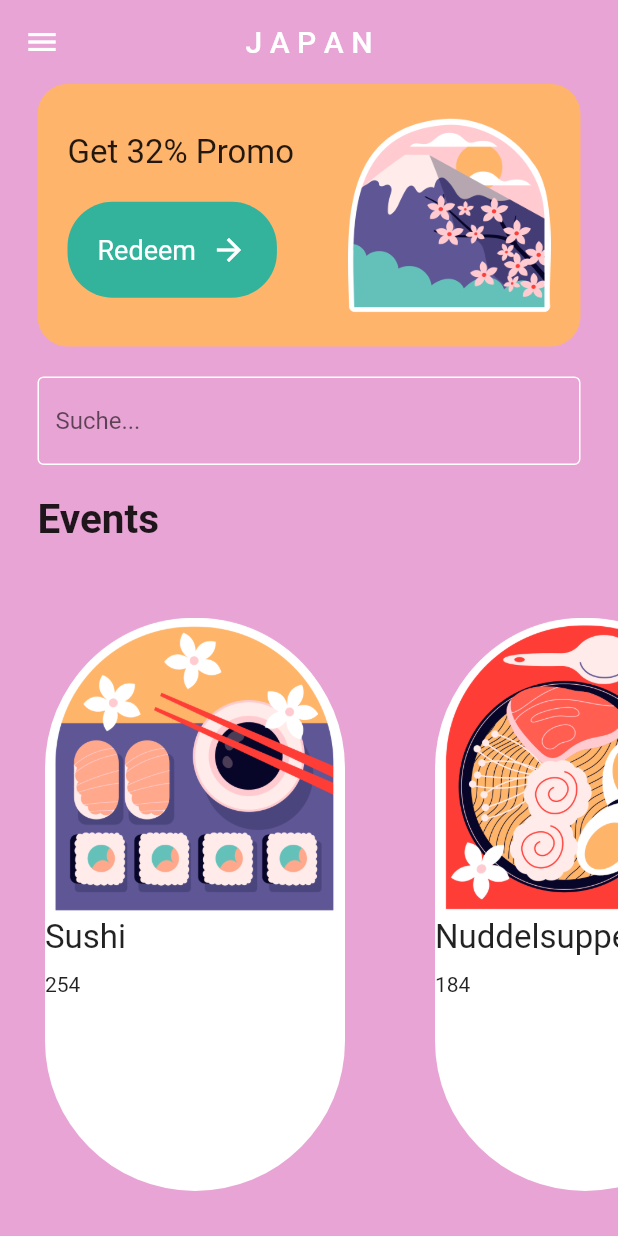
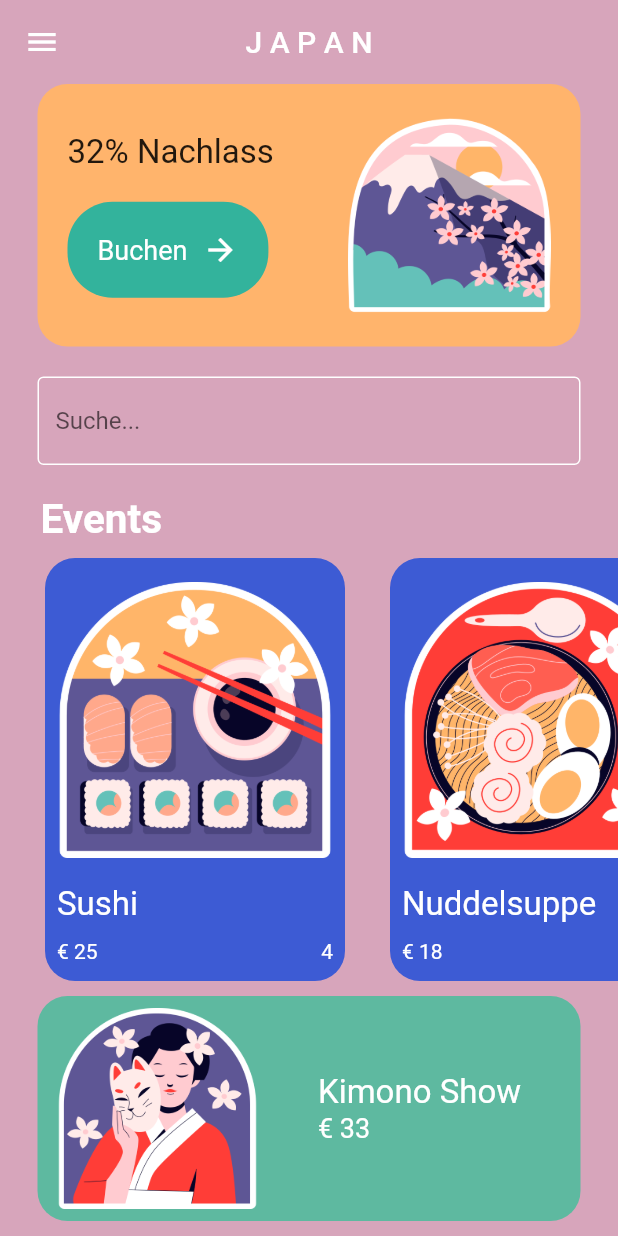
Before and after one commit to Rusbeh/japan_app, a Flutter app: the screen it shows after launch, after a tap on "Reise starten!", on a phone screen of 412 x 824 dp. Run offline on Flutter 3.47's test engine with Material 2 defaults, Android fonts, the phone set to English and light mode, and no system bars; our stand-ins replace google_fonts.

Commit message:
alternatives tile

```diff
--- a/lib/components/activity_tile.dart
+++ b/lib/components/activity_tile.dart
@@ -2,42 +2,59 @@ import 'package:app_1/modules/activity.dart';
 import 'package:flutter/material.dart';
 
 class ActivityTile extends StatelessWidget {
-  final Activity activity;
+  final String name;
+  final String price;
+  final String imagePath;
+  final String rating;
 
   const ActivityTile({
     super.key,
-    required this.activity,
+    required this.name,
+    required this.price,
+    required this.imagePath,
+    required this.rating,
   });
 
   @override
   Widget build(BuildContext context) {
     return Container(
-      margin: EdgeInsets.all(30),
+      width: 200,
+      margin: const EdgeInsets.only(left: 30),
       decoration: BoxDecoration(
-        color: const Color.fromARGB(255, 255, 255, 255),
-        borderRadius: BorderRadius.circular(300),
+        color: Color.fromARGB(255, 61, 91, 212),
+        borderRadius: BorderRadius.circular(20),
       ),
+      child: Padding(
+        padding: const EdgeInsets.all(8.0),
         child: Column(
           crossAxisAlignment: CrossAxisAlignment.start,
           children: [
             Image.asset(
-            activity.imagePath,
+              imagePath,
               height: 200,
             ),
+            const SizedBox(height: 10),
             Text(
-            activity.name,
-            style: TextStyle(fontSize: 22),
+              name,
+              style: const TextStyle(fontSize: 22, color: Colors.white),
             ),
-          SizedBox(height: 10),
+            const SizedBox(height: 10),
             Row(
               mainAxisAlignment: MainAxisAlignment.spaceBetween,
               children: [
-              Text(activity.price),
-              Text(activity.rating),
+                Text(
+                  "€ ${price}",
+                  style: const TextStyle(color: Colors.white),
+                ),
+                Text(
+                  rating,
+                  style: TextStyle(color: Colors.white),
+                ),
               ],
             )
           ],
         ),
+      ),
     );
   }
 }
--- a/lib/components/button.dart
+++ b/lib/components/button.dart
@@ -15,19 +15,19 @@ class MyButton extends StatelessWidget {
     return GestureDetector(
       onTap: event,
       child: Container(
-        padding: EdgeInsets.all(20),
+        padding: const EdgeInsets.all(20),
         decoration: BoxDecoration(
-            color: Color.fromARGB(255, 51, 179, 156),
+            color: const Color.fromARGB(255, 51, 179, 156),
             borderRadius: BorderRadius.circular(30)),
         child: Row(
           mainAxisAlignment: MainAxisAlignment.center,
           children: [
             Text(
               text,
-              style: TextStyle(fontSize: 18, color: Colors.white),
+              style: const TextStyle(fontSize: 18, color: Colors.white),
             ),
-            SizedBox(width: 10),
-            Icon(
+            const SizedBox(width: 10),
+            const Icon(
               (Icons.arrow_forward),
               color: Colors.white,
             )
--- a/lib/main.dart
+++ b/lib/main.dart
@@ -13,8 +13,8 @@ class MyApp extends StatelessWidget {
   Widget build(BuildContext context) {
     return MaterialApp(
       debugShowCheckedModeBanner: false,
-      title: 'Japan App',
-      home: IntroPage(),
+      title: 'Japan Reise App',
+      home: const IntroPage(),
       routes: {
         '/intropage': (context) => const IntroPage(),
         '/menupage': (context) => const MenuPage(),
--- a/lib/pages/intro_page.dart
+++ b/lib/pages/intro_page.dart
@@ -9,7 +9,7 @@ class IntroPage extends StatelessWidget {
   @override
   Widget build(BuildContext context) {
     return Scaffold(
-      backgroundColor: Color.fromARGB(255, 234, 167, 197),
+      backgroundColor: Color.fromARGB(255, 215, 165, 187),
       body: SafeArea(
         child: Column(
           crossAxisAlignment: CrossAxisAlignment.start,
@@ -19,7 +19,7 @@ class IntroPage extends StatelessWidget {
               child: Row(
                 mainAxisAlignment: MainAxisAlignment.spaceEvenly,
                 children: [
-                  SizedBox(
+                  const SizedBox(
                     height: 140,
                   ),
                   Text(
@@ -34,14 +34,14 @@ class IntroPage extends StatelessWidget {
                 ],
               ),
             ),
-            SizedBox(height: 2),
+            const SizedBox(height: 2),
             Center(
               child: Image.asset(
                 "lib/images/japan6.png",
                 height: 315,
               ),
             ),
-            SizedBox(height: 35),
+            const SizedBox(height: 35),
             Padding(
               padding: const EdgeInsets.symmetric(horizontal: 15),
               child: Text(
@@ -60,7 +60,7 @@ class IntroPage extends StatelessWidget {
                     color: Colors.white),
               ),
             ),
-            SizedBox(height: 40),
+            const SizedBox(height: 40),
             Padding(
               padding: const EdgeInsets.symmetric(horizontal: 15),
               child: Text(
@@ -69,7 +69,7 @@ class IntroPage extends StatelessWidget {
                     fontSize: 15, color: Colors.white),
               ),
             ),
-            SizedBox(height: 40),
+            const SizedBox(height: 40),
             Padding(
               padding: const EdgeInsets.symmetric(horizontal: 15.0),
               child: MyButton(
--- a/lib/pages/menu_page.dart
+++ b/lib/pages/menu_page.dart
@@ -11,19 +11,19 @@ class MenuPage extends StatefulWidget {
 }
 
 class _MenuPageState extends State<MenuPage> {
-  List Events = [
-    Activity(
+  List ActivityList = [
+    ActivityTile(
         name: "Sushi",
         price: "25",
         imagePath: "lib/images/japan5.png",
         rating: "4"),
-    Activity(
+    ActivityTile(
       name: "Nuddelsuppe",
       price: "18",
       imagePath: "lib/images/japan4.png",
       rating: "4",
     ),
-    Activity(
+    ActivityTile(
       name: "Kimono",
       price: "49",
       imagePath: "lib/images/japan3.png",
@@ -34,12 +34,12 @@ class _MenuPageState extends State<MenuPage> {
   @override
   Widget build(BuildContext context) {
     return Scaffold(
-      backgroundColor: Color.fromARGB(255, 232, 164, 213),
+      backgroundColor: Color.fromARGB(255, 215, 165, 187),
       appBar: AppBar(
-        leading: Icon(Icons.menu),
+        leading: const Icon(Icons.menu),
         backgroundColor: Colors.transparent,
         elevation: 0,
-        title: Text("J A P A N"),
+        title: const Text("J A P A N"),
         centerTitle: true,
       ),
       body: Column(
@@ -47,10 +47,10 @@ class _MenuPageState extends State<MenuPage> {
         children: [
           //promo banner
           Container(
-            padding: EdgeInsets.all(20),
+            padding: const EdgeInsets.all(20),
             margin: const EdgeInsets.symmetric(horizontal: 25),
             decoration: BoxDecoration(
-                color: Color(0xffffb46c),
+                color: const Color(0xffffb46c),
                 borderRadius: BorderRadius.circular(20)),
             child: Row(
               mainAxisAlignment: MainAxisAlignment.spaceBetween,
@@ -61,11 +61,11 @@ class _MenuPageState extends State<MenuPage> {
                     // promo message
 
                     const Text(
-                      "Get 32% Promo",
+                      "32% Nachlass",
                       style: TextStyle(fontSize: 22),
                     ),
                     const SizedBox(height: 20),
-                    MyButton(text: "Redeem", event: () {})
+                    MyButton(text: "Buchen", event: () {})
 
                     // redeem button
                   ],
@@ -91,18 +91,97 @@ class _MenuPageState extends State<MenuPage> {
           ),
           const SizedBox(height: 20),
           const Padding(
-              padding: EdgeInsets.symmetric(horizontal: 25.0),
+              padding: EdgeInsets.symmetric(horizontal: 27.0),
               child: Text("Events",
-                  style: TextStyle(fontSize: 27, fontWeight: FontWeight.bold))),
-          const SizedBox(height: 20),
+                  style: TextStyle(
+                      fontSize: 27,
+                      fontWeight: FontWeight.bold,
+                      color: Colors.white))),
+          const SizedBox(height: 10),
 
           Expanded(
-              child: ListView.builder(
-            scrollDirection: Axis.horizontal,
-            itemCount: Events.length,
-            itemBuilder: (context, index) =>
-                ActivityTile(activity: Events[index]),
-          ))
+            child: ListView.builder(
+              scrollDirection: Axis.horizontal,
+              itemCount: ActivityList.length,
+              itemBuilder: (context, index) => ActivityList[index],
+            ),
+          ),
+
+          const SizedBox(height: 10),
+
+          // Container(
+          //   padding: EdgeInsets.all(20),
+          //   width: 210,
+          //   margin: const EdgeInsets.only(left: 30),
+          //   decoration: BoxDecoration(
+          //     color: const Color.fromARGB(255, 66, 80, 199),
+          //     borderRadius: BorderRadius.circular(20),
+          //   ),
+          //   child: Column(
+          //     crossAxisAlignment: CrossAxisAlignment.start,
+          //     children: [
+          //       Image.asset(
+          //         "lib/images/japan2.png",
+          //         height: 165,
+          //       ),
+          //       const SizedBox(height: 10),
+          //       const Text(
+          //         "suhsi",
+          //         style: TextStyle(fontSize: 22, color: Colors.white),
+          //       ),
+          //       const SizedBox(height: 10),
+          //       const Row(
+          //         mainAxisAlignment: MainAxisAlignment.spaceBetween,
+          //         children: [
+          //           Text(
+          //             "€ 25",
+          //             style: TextStyle(color: Colors.white),
+          //           ),
+          //           Text("4,7"),
+          //         ],
+          //       )
+          //     ],
+          //   ),
+          // ),
+          // const SizedBox(height: 10),
+
+          Padding(
+            padding: const EdgeInsets.symmetric(horizontal: 25.0),
+            child: Container(
+              height: 150,
+              width: double.infinity,
+              decoration: BoxDecoration(
+                  color: const Color.fromARGB(255, 94, 185, 160),
+                  borderRadius: BorderRadius.circular(20)),
+              child: Padding(
+                padding: const EdgeInsets.all(8.0),
+                child: Row(
+                  children: [
+                    const SizedBox(width: 5),
+                    Align(
+                      alignment: Alignment.centerLeft,
+                      child: Image.asset("lib/images/japan3.png"),
+                    ),
+                    const SizedBox(width: 40),
+                    const Column(
+                      mainAxisAlignment: MainAxisAlignment.center,
+                      crossAxisAlignment: CrossAxisAlignment.start,
+                      children: [
+                        Text(
+                          "Kimono Show",
+                          style: TextStyle(fontSize: 22, color: Colors.white),
+                        ),
+                        Text("€ 33",
+                            style: TextStyle(fontSize: 18, color: Colors.white))
+                      ],
+                    )
+                  ],
+                ),
+              ),
+            ),
+          ),
+
+          const SizedBox(height: 10),
         ],
       ),
     );
```
Lines whose indentation alone changed are shown as unchanged.
